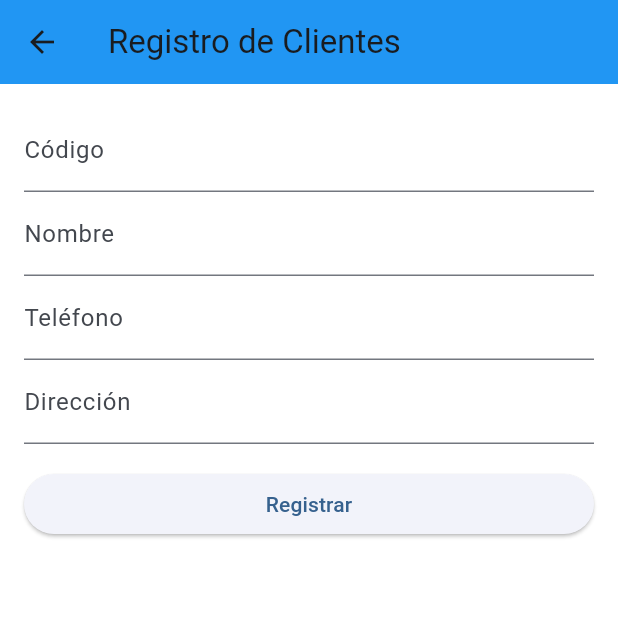
After one commit to aizaguirreamaya-cmd/guia_2, a Flutter app: the screen it shows after launch, after a tap on "Registro de Clientes", on a phone screen of 412 x 824 dp, the top half of it. The commit adds this screen. Run offline on Flutter 3.47's test engine with Material 3 defaults, Android fonts, the light colour scheme and no system bars.

Commit message:
ultimo commit

```diff
--- a/lib/datos_globales.dart
+++ b/lib/datos_globales.dart
@@ -52,6 +52,29 @@ class Compra {
 List<Producto> productos = [];
 List<Proveedor> proveedores = [];
 List<Compra> compras = [];
+// Clientes (nuevo módulo de ampliación)
+class Cliente {
+  final String codigo;
+  final String nombre;
+  final String telefono;
+  final String direccion;
+
+  Cliente({
+    required this.codigo,
+    required this.nombre,
+    required this.telefono,
+    required this.direccion,
+  });
+}
+
+List<Cliente> clientes = [];
+
+bool agregarCliente(Cliente c) {
+  if (clientes.any((e) => e.codigo == c.codigo)) return false;
+  clientes.add(c);
+  return true;
+}
+
 
 // Funciones de ayuda
 bool agregarProducto(Producto p) {
--- /dev/null
+++ b/lib/formulario_clientes.dart
@@ -0,0 +1,93 @@
+import 'package:flutter/material.dart';
+import 'datos_globales.dart';
+
+class FormularioClientes extends StatefulWidget {
+  const FormularioClientes({super.key});
+
+  @override
+  State<FormularioClientes> createState() => _FormularioClientesState();
+}
+
+class _FormularioClientesState extends State<FormularioClientes> {
+  final _formKey = GlobalKey<FormState>();
+  final _codigoC = TextEditingController();
+  final _nombreC = TextEditingController();
+  final _telefonoC = TextEditingController();
+  final _direccionC = TextEditingController();
+
+  @override
+  void dispose() {
+    _codigoC.dispose();
+    _nombreC.dispose();
+    _telefonoC.dispose();
+    _direccionC.dispose();
+    super.dispose();
+  }
+
+  void _guardar() {
+    if (!_formKey.currentState!.validate()) return;
+    final cliente = Cliente(
+      codigo: _codigoC.text.trim(),
+      nombre: _nombreC.text.trim(),
+      telefono: _telefonoC.text.trim(),
+      direccion: _direccionC.text.trim(),
+    );
+    final ok = agregarCliente(cliente);
+    if (!ok) {
+      ScaffoldMessenger.of(context).showSnackBar(
+        const SnackBar(content: Text('Ya existe un cliente con ese código')),
+      );
+      return;
+    }
+    ScaffoldMessenger.of(
+      context,
+    ).showSnackBar(const SnackBar(content: Text('Cliente registrado')));
+    Navigator.pop(context);
+  }
+
+  @override
+  Widget build(BuildContext context) {
+    return Scaffold(
+      appBar: AppBar(title: const Text('Registro de Clientes')),
+      body: Padding(
+        padding: const EdgeInsets.all(16.0),
+        child: Form(
+          key: _formKey,
+          child: ListView(
+            children: [
+              TextFormField(
+                controller: _codigoC,
+                decoration: const InputDecoration(labelText: 'Código'),
+                validator: (v) =>
+                    (v == null || v.trim().isEmpty) ? 'Requerido' : null,
+              ),
+              TextFormField(
+                controller: _nombreC,
+                decoration: const InputDecoration(labelText: 'Nombre'),
+                validator: (v) =>
+                    (v == null || v.trim().isEmpty) ? 'Requerido' : null,
+              ),
+              TextFormField(
+                controller: _telefonoC,
+                decoration: const InputDecoration(labelText: 'Teléfono'),
+                validator: (v) =>
+                    (v == null || v.trim().isEmpty) ? 'Requerido' : null,
+              ),
+              TextFormField(
+                controller: _direccionC,
+                decoration: const InputDecoration(labelText: 'Dirección'),
+                validator: (v) =>
+                    (v == null || v.trim().isEmpty) ? 'Requerido' : null,
+              ),
+              const SizedBox(height: 16),
+              ElevatedButton(
+                onPressed: _guardar,
+                child: const Text('Registrar'),
+              ),
+            ],
+          ),
+        ),
+      ),
+    );
+  }
+}
--- a/lib/menu_principal.dart
+++ b/lib/menu_principal.dart
@@ -4,6 +4,8 @@ import 'formulario_proveedores.dart';
 import 'formulario_compras.dart';
 import 'inventario_productos.dart';
 import 'informacion.dart';
+import 'formulario_clientes.dart';
+import 'listado_clientes.dart';
 
 class MenuPrincipal extends StatelessWidget {
   const MenuPrincipal({super.key});
@@ -46,6 +48,22 @@ class MenuPrincipal extends StatelessWidget {
             ElevatedButton(
               onPressed: () => Navigator.push(
                 context,
+                MaterialPageRoute(builder: (_) => const FormularioClientes()),
+              ),
+              child: const Text('Registro de Clientes'),
+            ),
+            const SizedBox(height: 8),
+            ElevatedButton(
+              onPressed: () => Navigator.push(
+                context,
+                MaterialPageRoute(builder: (_) => const ListadoClientes()),
+              ),
+              child: const Text('Listado de Clientes'),
+            ),
+            const SizedBox(height: 8),
+            ElevatedButton(
+              onPressed: () => Navigator.push(
+                context,
                 MaterialPageRoute(builder: (_) => const InventarioProductos()),
               ),
               child: const Text('Inventario de Productos'),
```
Also changed, not shown: lib/listado_clientes.dart (added, +31 -0 lines).
